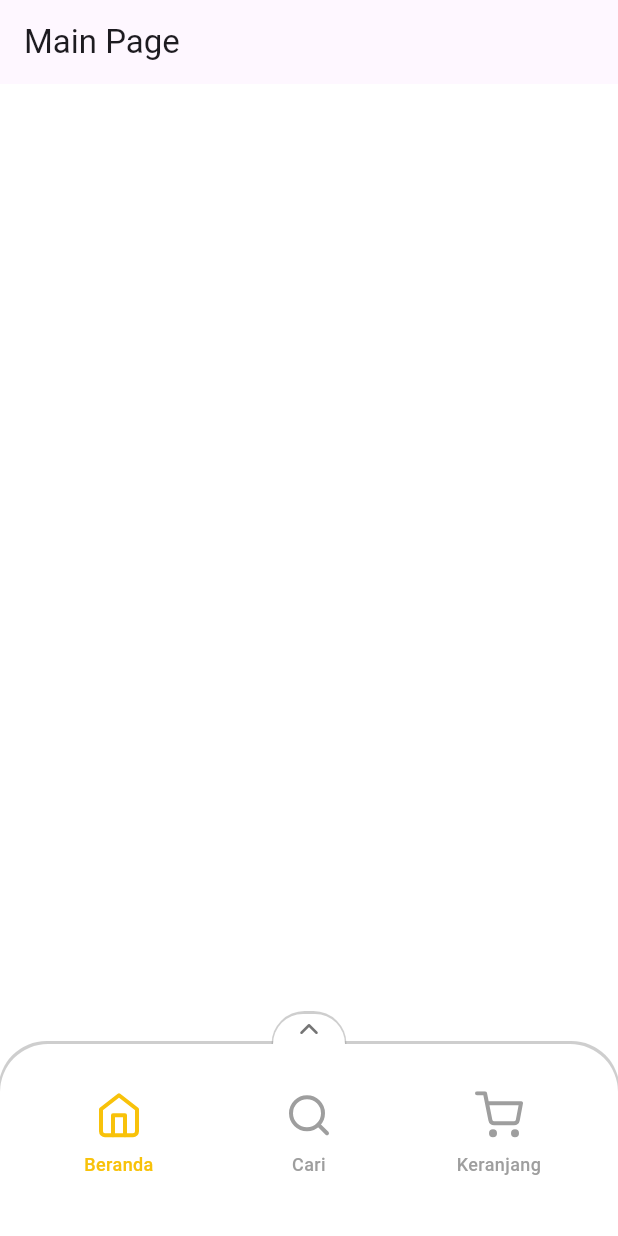
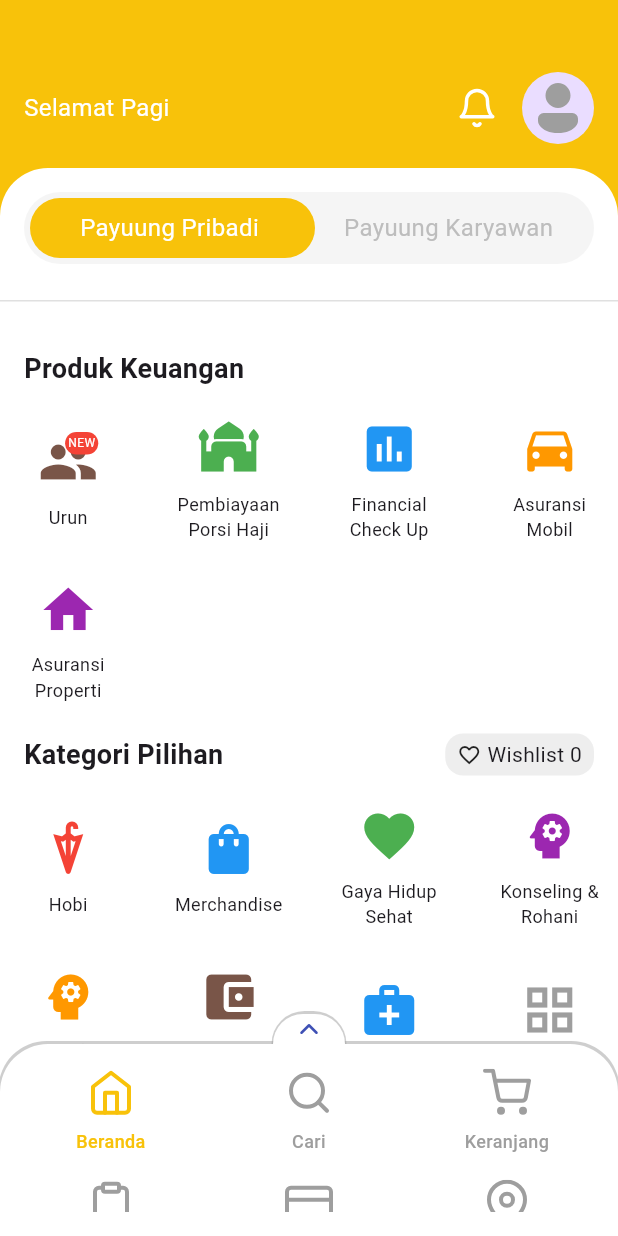
Before and after one commit to igobhaktiar/duplicate_payuung_pribadi, a Flutter app: the screen it shows after launch, on a phone screen of 412 x 824 dp. Run offline on Flutter 3.47's test engine with Material 3 defaults, Android fonts, the light colour scheme and no system bars; our stand-ins replace fluentui_system_icons, flutter_feather_icons, get.

Commit message:
toggle menu view

```diff
--- a/lib/config/app_routes.dart
+++ b/lib/config/app_routes.dart
@@ -1,4 +1,5 @@
 import 'package:duplicate_payuung_pribadi/presentation/bindings/bottom_nav_sheet_binding.dart';
+import 'package:duplicate_payuung_pribadi/presentation/bindings/home_binding.dart';
 import 'package:duplicate_payuung_pribadi/presentation/pages/main_page.dart';
 import 'package:get/get.dart';
 
@@ -11,6 +12,7 @@ class AppRoutes {
       page: () => const MainPage(),
       bindings: [
         BottomNavSheetBinding(),
+        HomeBinding(),
       ],
     ),
   ];
--- /dev/null
+++ b/lib/presentation/bindings/home_binding.dart
@@ -0,0 +1,10 @@
+import 'package:get/get.dart';
+
+import '../controller/home_controller.dart';
+
+class HomeBinding extends Bindings {
+  @override
+  void dependencies() {
+    Get.lazyPut<HomeController>(() => HomeController());
+  }
+}
--- a/lib/presentation/controller/bottom_nav_sheet_controller.dart
+++ b/lib/presentation/controller/bottom_nav_sheet_controller.dart
@@ -1,3 +1,4 @@
+import 'package:duplicate_payuung_pribadi/presentation/pages/home_page.dart';
 import 'package:flutter/material.dart';
 import 'package:get/get.dart';
 
@@ -18,13 +19,13 @@ class BottomNavSheetController extends GetxController {
   Widget get currentScreen {
     switch (selectedIndex) {
       case 0:
-        return Container(color: Colors.white);
+        return const HomePage();
       case 1:
         return Container(color: Colors.green);
       case 2:
         return Container(color: Colors.blue);
       default:
-        return Container(color: Colors.white);
+        return const HomePage();
     }
   }
 
--- /dev/null
+++ b/lib/presentation/controller/home_controller.dart
@@ -0,0 +1,30 @@
+import 'package:get/get.dart';
+
+class HomeController extends GetxController {
+  final _dayTime = 'Selamat Malam'.obs;
+  final _time = DateTime.now().obs;
+  var selectedIndex = 0.obs;
+
+  void changeTab(int index) {
+    selectedIndex.value = index;
+  }
+
+  String get dayTime => _dayTime.value;
+
+  void _updateTime() {
+    _time.value = DateTime.now();
+    if (_time.value.hour >= 0 && _time.value.hour < 12) {
+      _dayTime.value = 'Selamat Pagi';
+    } else if (_time.value.hour >= 12 && _time.value.hour < 18) {
+      _dayTime.value = 'Selamat Siang';
+    } else {
+      _dayTime.value = 'Selamat Malam';
+    }
+  }
+
+  @override
+  void onInit() {
+    _updateTime();
+    super.onInit();
+  }
+}
--- /dev/null
+++ b/lib/presentation/pages/home_page.dart
@@ -0,0 +1,161 @@
+import 'package:duplicate_payuung_pribadi/config/constants.dart';
+import 'package:duplicate_payuung_pribadi/presentation/widgets/employee_menu_view.dart';
+import 'package:duplicate_payuung_pribadi/presentation/widgets/personal_menu_view.dart';
+import 'package:fluentui_system_icons/fluentui_system_icons.dart';
+import 'package:flutter/material.dart';
+import 'package:flutter_feather_icons/flutter_feather_icons.dart';
+import 'package:get/get.dart';
+import '../controller/home_controller.dart';
+
+class HomePage extends GetView<HomeController> {
+  const HomePage({super.key});
+
+  @override
+  Widget build(BuildContext context) {
+    return Scaffold(
+      backgroundColor: Constants.primaryColor,
+      body: Column(
+        children: [
+          _buildHeader(),
+          _buildBody(),
+        ],
+      ),
+    );
+  }
+
+  Widget _buildBody() {
+    return Expanded(
+      child: SingleChildScrollView(
+        child: Container(
+          width: double.infinity,
+          height: Get.height - 50,
+          decoration: const BoxDecoration(
+            color: Colors.white,
+            borderRadius: BorderRadius.vertical(
+              top: Radius.circular(32),
+            ),
+          ),
+          child: Column(
+            children: [
+              _buildToggleTab(),
+              const SizedBox(height: 8),
+              Divider(
+                height: 1,
+                color: Colors.grey[300],
+              ),
+              const SizedBox(height: 16),
+              // tab view
+              Obx(() {
+                return IndexedStack(
+                  index: controller.selectedIndex.value,
+                  children: const [
+                    PersonalMenuView(),
+                    EmployeeMenuView(),
+                  ],
+                );
+              }),
+            ],
+          ),
+        ),
+      ),
+    );
+  }
+
+  Widget _buildToggleTab() {
+    return Obx(
+      () => Container(
+        margin: const EdgeInsets.all(16),
+        height: 48,
+        padding: const EdgeInsets.symmetric(horizontal: 4),
+        decoration: BoxDecoration(
+          color: Colors.grey[100],
+          borderRadius: BorderRadius.circular(30),
+        ),
+        child: Stack(
+          children: [
+            AnimatedAlign(
+              alignment: controller.selectedIndex.value == 0
+                  ? Alignment.centerLeft
+                  : Alignment.centerRight,
+              duration: const Duration(milliseconds: 200),
+              child: Container(
+                width: Get.width * 0.5 - 16,
+                height: 40,
+                decoration: BoxDecoration(
+                  color: Constants.primaryColor,
+                  borderRadius: BorderRadius.circular(25),
+                ),
+              ),
+            ),
+            Row(
+              children: [
+                _buildToggleButton(0, 'Payuung Pribadi'),
+                _buildToggleButton(1, 'Payuung Karyawan'),
+              ],
+            ),
+          ],
+        ),
+      ),
+    );
+  }
+
+  Widget _buildToggleButton(int index, String text) {
+    return Expanded(
+      child: GestureDetector(
+        onTap: () => controller.changeTab(index),
+        child: Container(
+          alignment: Alignment.center,
+          child: Text(
+            text,
+            style: TextStyle(
+              fontSize: 16,
+              color: controller.selectedIndex.value == index
+                  ? Colors.white
+                  : Colors.grey[400],
+            ),
+          ),
+        ),
+      ),
+    );
+  }
+
+  Widget _buildHeader() {
+    return Obx(() {
+      return Container(
+        padding: const EdgeInsets.all(16),
+        margin: const EdgeInsets.only(top: 32),
+        child: Row(
+          mainAxisAlignment: MainAxisAlignment.spaceBetween,
+          children: [
+            Text(
+              controller.dayTime,
+              style: const TextStyle(
+                color: Colors.white,
+                fontSize: 16,
+                fontWeight: FontWeight.w400,
+              ),
+            ),
+            const Row(
+              children: [
+                Icon(
+                  FeatherIcons.bell,
+                  color: Colors.white,
+                  size: 28,
+                ),
+                SizedBox(width: 16),
+                CircleAvatar(
+                  radius: 24,
+                  child: Icon(
+                    FluentIcons.person_48_filled,
+                    color: Colors.grey,
+                    size: 40,
+                  ),
+                ),
+              ],
+            )
+          ],
+        ),
+      );
+    });
+  }
+}
--- a/lib/presentation/pages/main_page.dart
+++ b/lib/presentation/pages/main_page.dart
@@ -10,9 +10,6 @@ class MainPage extends GetView<BottomNavSheetController> {
   Widget build(BuildContext context) {
     return Obx(() {
       return Scaffold(
-        appBar: AppBar(
-          title: const Text('Main Page'),
-        ),
         body: Stack(
           children: [
             controller.currentScreen,
--- a/lib/presentation/widgets/bottom_nav_sheet.dart
+++ b/lib/presentation/widgets/bottom_nav_sheet.dart
@@ -18,11 +18,10 @@ class BottomNavSheet extends GetWidget<BottomNavSheetController> {
     );
   }
 
-  GestureDetector _buildNavSheet() {
+  Widget _buildNavSheet() {
     return GestureDetector(
       onVerticalDragUpdate: (details) {
-          controller
-              .updateSheetHeight(controller.sheetHeight - details.delta.dy);
+        controller.updateSheetHeight(controller.sheetHeight - details.delta.dy);
       },
       onVerticalDragEnd: (_) {
         if (controller.sheetHeight > 128) {
@@ -35,10 +34,9 @@ class BottomNavSheet extends GetWidget<BottomNavSheetController> {
         () => AnimatedContainer(
           duration: const Duration(milliseconds: 300),
           curve: Curves.easeInOut,
-            height:
-                controller.sheetHeight == 0 ? 128 : controller.sheetHeight,
+          height: controller.sheetHeight == 0 ? 128 : controller.sheetHeight,
           width: double.infinity,
-            padding: const EdgeInsets.all(24),
+          padding: const EdgeInsets.all(16),
           decoration: BoxDecoration(
             color: Colors.white,
             borderRadius: const BorderRadius.vertical(
@@ -87,7 +85,7 @@ class BottomNavSheet extends GetWidget<BottomNavSheetController> {
               controller.sheetHeight == 0
                   ? FeatherIcons.chevronUp
                   : FeatherIcons.chevronDown,
-              color: Colors.grey[600],
+              color: Colors.indigo,
               size: 32,
             ),
           ),
@@ -101,30 +99,37 @@ class BottomNavSheet extends GetWidget<BottomNavSheetController> {
       {
         'icon': FeatherIcons.home,
         'label': 'Beranda',
+        'onTap': () => controller.setSelectedIndex(0),
       },
       {
         'icon': FeatherIcons.search,
         'label': 'Cari',
+        'onTap': () => controller.setSelectedIndex(1),
       },
       {
         'icon': FeatherIcons.shoppingCart,
         'label': 'Keranjang',
+        'onTap': () => controller.setSelectedIndex(2),
       },
       {
         'icon': FeatherIcons.clipboard,
         'label': 'Daftar Transaksi',
+        'onTap': () => controller.setSelectedIndex(3),
       },
       {
         'icon': FeatherIcons.creditCard,
         'label': 'Voucher Saya',
+        'onTap': () => controller.setSelectedIndex(4),
       },
       {
         'icon': FeatherIcons.mapPin,
         'label': 'Alamat Pengiriman',
+        'onTap': () => controller.setSelectedIndex(5),
       },
       {
         'icon': FeatherIcons.users,
         'label': 'Daftar Teman',
+        'onTap': () => controller.setSelectedIndex(6),
       },
     ];
 
@@ -136,7 +141,6 @@ class BottomNavSheet extends GetWidget<BottomNavSheetController> {
         childAspectRatio: 2,
         crossAxisSpacing: 16,
         mainAxisSpacing: 16,
-        mainAxisExtent: 72,
       ),
       itemCount: items.length,
       itemBuilder: (context, index) => _buildGridItem(items[index], index),
@@ -146,8 +150,7 @@ class BottomNavSheet extends GetWidget<BottomNavSheetController> {
   Widget _buildGridItem(Map<String, dynamic> item, int index) {
     return Obx(() {
       return GestureDetector(
-        onTap: () => controller.setSelectedIndex(index),
-        child: SizedBox(
+        onTap: item['onTap'],
         child: Column(
           mainAxisAlignment: MainAxisAlignment.center,
           children: [
@@ -171,7 +174,6 @@ class BottomNavSheet extends GetWidget<BottomNavSheetController> {
             ),
           ],
         ),
-        ),
       );
     });
   }
--- /dev/null
+++ b/lib/presentation/widgets/employee_menu_view.dart
@@ -0,0 +1,34 @@
+import 'package:flutter/material.dart';
+
+class EmployeeMenuView extends StatelessWidget {
+  const EmployeeMenuView({super.key});
+
+  @override
+  Widget build(BuildContext context) {
+    return Container(
+      width: double.infinity,
+      height: 300,
+      padding: const EdgeInsets.all(16),
+      child: GridView.count(
+        crossAxisCount: 4,
+        children: [
+          _buildMenuItem('Task', Icons.assignment, Colors.blue),
+          _buildMenuItem('Activity', Icons.work, Colors.green),
+          _buildMenuItem('Observation', Icons.remove_red_eye, Colors.orange),
+          _buildMenuItem('Report', Icons.insert_chart, Colors.purple),
+        ],
+      ),
+    );
+  }
+
+  Widget _buildMenuItem(String title, IconData icon, Color color) {
+    return Column(
+      mainAxisAlignment: MainAxisAlignment.center,
+      children: [
+        Icon(icon, size: 32, color: color),
+        const SizedBox(height: 8),
+        Text(title),
+      ],
+    );
+  }
+}
--- /dev/null
+++ b/lib/presentation/widgets/personal_menu_view.dart
@@ -0,0 +1,112 @@
+import 'package:flutter/material.dart';
+
+class PersonalMenuView extends StatelessWidget {
+  const PersonalMenuView({super.key});
+
+  @override
+  Widget build(BuildContext context) {
+    return Column(
+      crossAxisAlignment: CrossAxisAlignment.start,
+      children: [
+        const Padding(
+          padding: EdgeInsets.all(16.0),
+          child: Text(
+            'Produk Keuangan',
+            style: TextStyle(fontSize: 18, fontWeight: FontWeight.bold),
+          ),
+        ),
+        GridView.count(
+          crossAxisCount: 4,
+          shrinkWrap: true,
+          crossAxisSpacing: 16,
+          mainAxisSpacing: 16,
+          physics: const NeverScrollableScrollPhysics(),
+          children: [
+            _buildMenuItem(Icons.group, 'Urun', Colors.brown, isNew: true),
+            _buildMenuItem(Icons.mosque, 'Pembiayaan\nPorsi Haji', Colors.green),
+            _buildMenuItem(Icons.insert_chart, 'Financial\nCheck Up', Colors.blue),
+            _buildMenuItem(Icons.directions_car, 'Asuransi\nMobil', Colors.orange),
+            _buildMenuItem(Icons.home, 'Asuransi\nProperti', Colors.purple),
+          ],
+        ),
+        Padding(
+          padding: const EdgeInsets.all(16.0),
+          child: Row(
+            mainAxisAlignment: MainAxisAlignment.spaceBetween,
+            children: [
+              const Text(
+                'Kategori Pilihan',
+                style: TextStyle(fontSize: 18, fontWeight: FontWeight.bold),
+              ),
+              Container(
+                padding: const EdgeInsets.symmetric(horizontal: 8, vertical: 4),
+                decoration: BoxDecoration(
+                  color: Colors.grey[200],
+                  borderRadius: BorderRadius.circular(12),
+                ),
+                child: const Row(
+                  children: [
+                    Icon(Icons.favorite_border, size: 16),
+                    SizedBox(width: 4),
+                    Text('Wishlist 0'),
+                  ],
+                ),
+              ),
+            ],
+          ),
+        ),
+        GridView.count(
+          crossAxisCount: 4,
+          shrinkWrap: true,
+          crossAxisSpacing: 16,
+          mainAxisSpacing: 16,
+          physics: const NeverScrollableScrollPhysics(),
+          children: [
+            _buildMenuItem(Icons.umbrella, 'Hobi', Colors.red),
+            _buildMenuItem(Icons.shopping_bag, 'Merchandise', Colors.blue),
+            _buildMenuItem(Icons.favorite, 'Gaya Hidup\nSehat', Colors.green),
+            _buildMenuItem(Icons.psychology, 'Konseling &\nRohani', Colors.purple),
+            _buildMenuItem(Icons.psychology, 'Self\nDevelopment', Colors.orange),
+            _buildMenuItem(
+                Icons.account_balance_wallet, 'Perencanaan\nKeuangan', Colors.brown),
+            _buildMenuItem(Icons.medical_services, 'Konsultasi', Colors.blue),
+            _buildMenuItem(Icons.grid_view, 'Lihat Semua', Colors.grey),
+          ],
+        ),
+      ],
+    );
+  }
+
+  Widget _buildMenuItem(IconData icon, String label, Color color,
+      {bool isNew = false}) {
+    return Column(
+      mainAxisAlignment: MainAxisAlignment.center,
+      children: [
+        Stack(
+          alignment: Alignment.topRight,
+          children: [
+            Icon(icon, size: 40, color: color),
+            if (isNew)
+              Container(
+                padding: const EdgeInsets.all(2),
+                decoration: BoxDecoration(
+                  color: Colors.red,
+                  borderRadius: BorderRadius.circular(8),
+                ),
+                child: const Text(
+                  'NEW',
+                  style: TextStyle(color: Colors.white, fontSize: 8),
+                ),
+              ),
+          ],
+        ),
+        const SizedBox(height: 8),
+        Text(
+          label,
+          textAlign: TextAlign.center,
+          style: const TextStyle(fontSize: 12),
+        ),
+      ],
+    );
+  }
+}
--- a/pubspec.yaml
+++ b/pubspec.yaml
@@ -13,6 +13,7 @@ dependencies:
   cupertino_icons: ^1.0.8
   get: ^4.6.6
   flutter_feather_icons: ^2.0.0+1
+  fluentui_system_icons: ^1.1.257
 
 dev_dependencies:
   flutter_test:
```
Also changed, not shown: pubspec.lock. Lines whose indentation alone changed are shown as unchanged.
